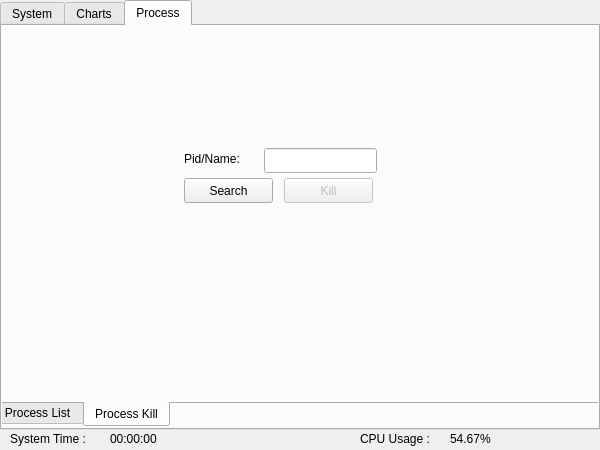
This is mainwindow.ui in XeonL/MiniTaskManager as Qt 5 draws it before an edit. The edited form follows.
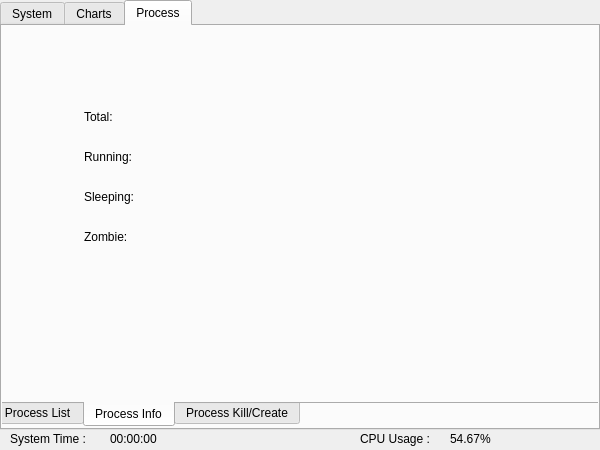
This is the edited form. The open tabs and pages were chosen to show the change.

Commit message: 添加创建进程功能，增加进程/sleeping/running/zombie 数展示

```diff
--- a/mainwindow.ui
+++ b/mainwindow.ui
@@ -476,9 +476,118 @@
         </property>
        </widget>
       </widget>
+      <widget class="QWidget" name="tab_7">
+       <attribute name="title">
+        <string>Process Info</string>
+       </attribute>
+       <widget class="QLabel" name="label_15">
+        <property name="geometry">
+         <rect>
+          <x>90</x>
+          <y>90</y>
+          <width>71</width>
+          <height>17</height>
+         </rect>
+        </property>
+        <property name="text">
+         <string>Total:</string>
+        </property>
+       </widget>
+       <widget class="QLabel" name="label_16">
+        <property name="geometry">
+         <rect>
+          <x>90</x>
+          <y>130</y>
+          <width>71</width>
+          <height>17</height>
+         </rect>
+        </property>
+        <property name="text">
+         <string>Running:</string>
+        </property>
+       </widget>
+       <widget class="QLabel" name="label_17">
+        <property name="geometry">
+         <rect>
+          <x>90</x>
+          <y>170</y>
+          <width>67</width>
+          <height>17</height>
+         </rect>
+        </property>
+        <property name="text">
+         <string>Sleeping:</string>
+        </property>
+       </widget>
+       <widget class="QLabel" name="label_18">
+        <property name="geometry">
+         <rect>
+          <x>90</x>
+          <y>210</y>
+          <width>67</width>
+          <height>17</height>
+         </rect>
+        </property>
+        <property name="text">
+         <string>Zombie:</string>
+        </property>
+       </widget>
+       <widget class="QLabel" name="label_total">
+        <property name="geometry">
+         <rect>
+          <x>180</x>
+          <y>90</y>
+          <width>67</width>
+          <height>17</height>
+         </rect>
+        </property>
+        <property name="text">
+         <string/>
+        </property>
+       </widget>
+       <widget class="QLabel" name="label_run">
+        <property name="geometry">
+         <rect>
+          <x>180</x>
+          <y>130</y>
+          <width>67</width>
+          <height>17</height>
+         </rect>
+        </property>
+        <property name="text">
+         <string/>
+        </property>
+       </widget>
+       <widget class="QLabel" name="label_sleep">
+        <property name="geometry">
+         <rect>
+          <x>180</x>
+          <y>170</y>
+          <width>67</width>
+          <height>17</height>
+         </rect>
+        </property>
+        <property name="text">
+         <string/>
+        </property>
+       </widget>
+       <widget class="QLabel" name="label_zombie">
+        <property name="geometry">
+         <rect>
+          <x>180</x>
+          <y>210</y>
+          <width>67</width>
+          <height>17</height>
+         </rect>
+        </property>
+        <property name="text">
+         <string/>
+        </property>
+       </widget>
+      </widget>
       <widget class="QWidget" name="tab_6">
        <attribute name="title">
-        <string>Process Kill</string>
+        <string>Process Kill/Create</string>
        </attribute>
        <widget class="QLineEdit" name="lineEdit_killProcess">
         <property name="geometry">
```
Left out of the diff: 15 changed lines with no effect on the pictures. The commit also changes 3 other files.
